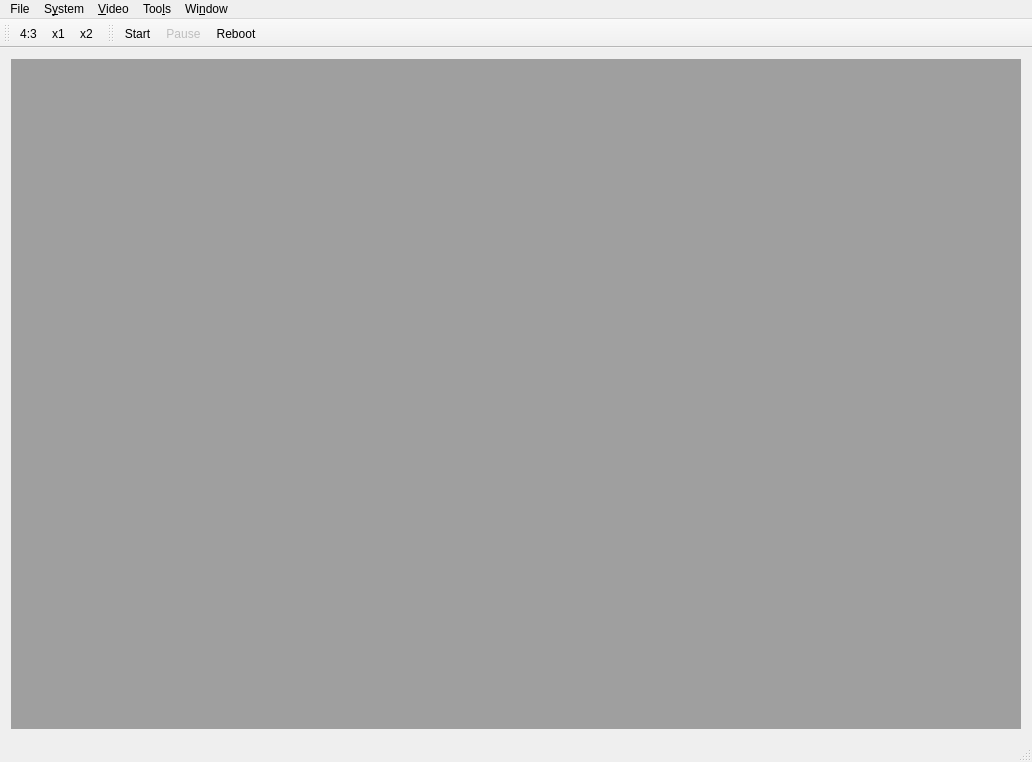
Old version of the form source/frontends/qapple/qapple.ui in the repository AppleWin/AppleWin.
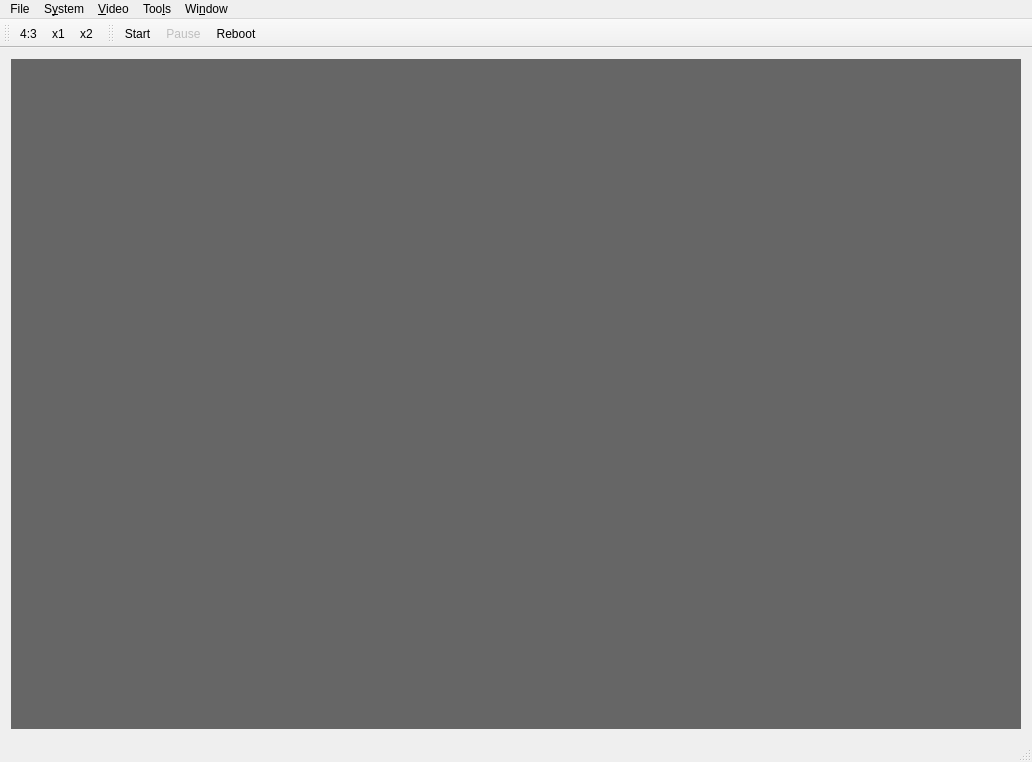
New version of the form.

```diff
--- a/source/frontends/qapple/qapple.ui
+++ b/source/frontends/qapple/qapple.ui
@@ -23,6 +23,15 @@
       <property name="horizontalScrollBarPolicy">
        <enum>Qt::ScrollBarAsNeeded</enum>
       </property>
+      <property name="background">
+       <brush brushstyle="SolidPattern">
+        <color alpha="255">
+         <red>102</red>
+         <green>102</green>
+         <blue>102</blue>
+        </color>
+       </brush>
+      </property>
      </widget>
     </item>
    </layout>
```
